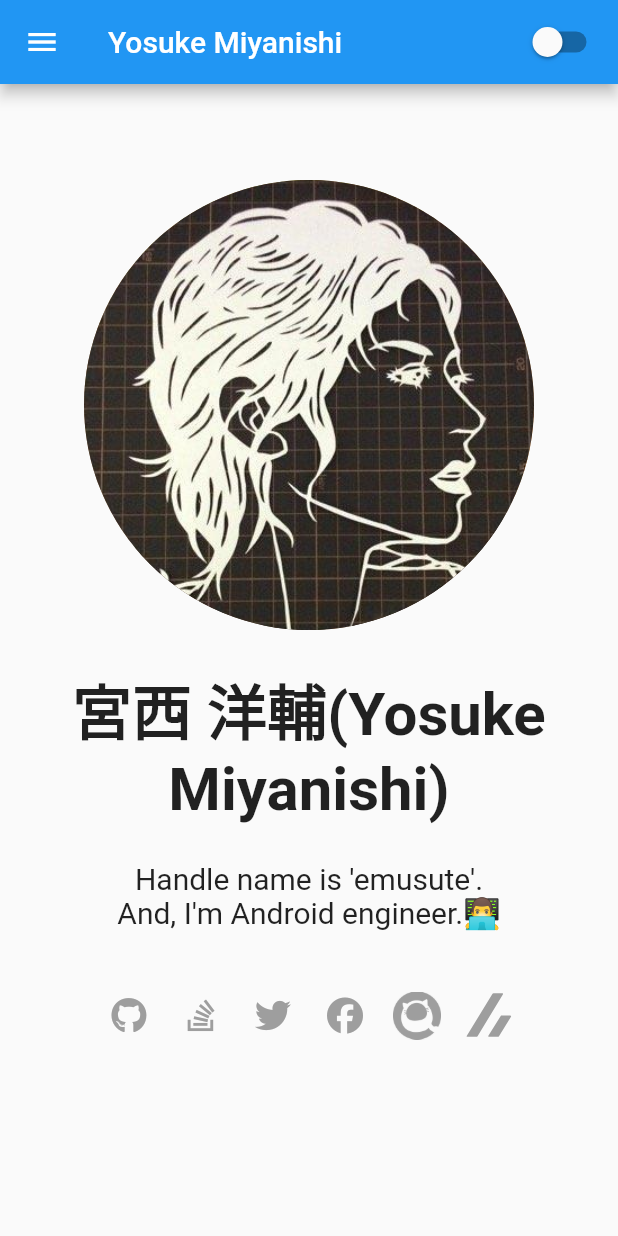
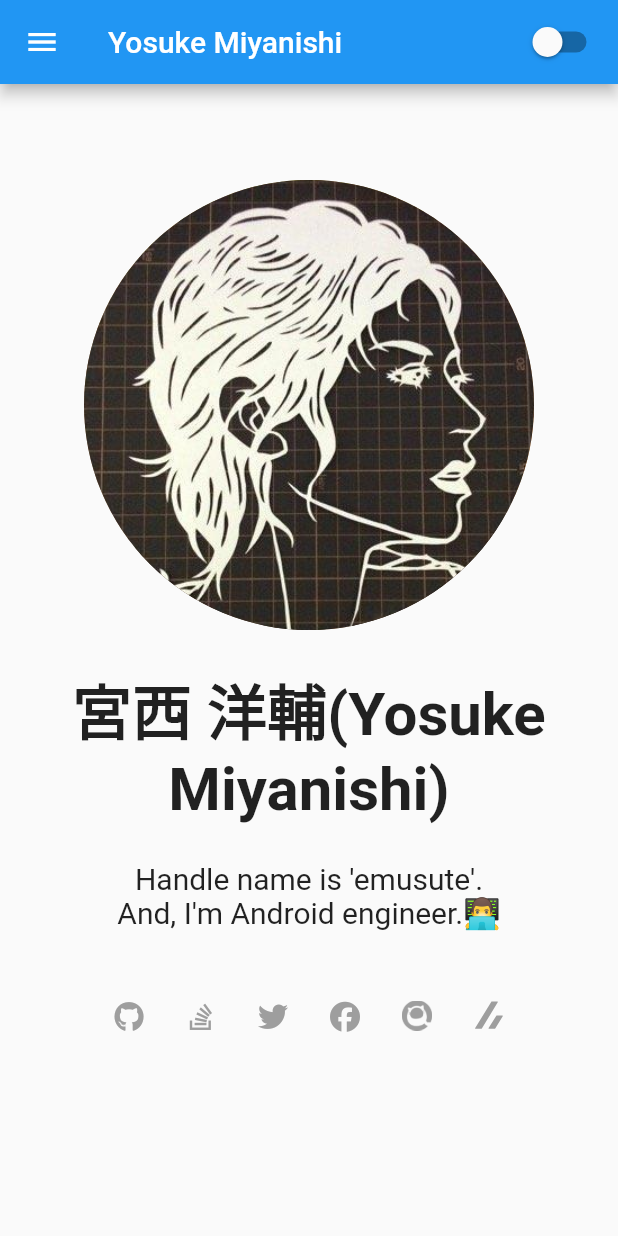
Before and after one commit to emusute1212/mypage, a Flutter app: the screen it shows after launch, on a phone screen of 412 x 824 dp. Run offline on Flutter 3.47's test engine with Material 2 defaults, Android fonts, the phone set to English and light mode, and no system bars; our stand-ins replace firebase_analytics, firebase_core, flutter_hooks, flutter_svg, font_awesome_flutter, freezed_annotation and 1 more; accounts and stored records are empty; statements that could not run were skipped.

Commit message:
chore: アイコンはサイズを指定できるようにした

```diff
--- a/lib/ui/home/component/contact_service_component.dart
+++ b/lib/ui/home/component/contact_service_component.dart
@@ -24,7 +24,7 @@ class ContactServiceComponent extends HookConsumerWidget {
       onEnter: (_) => isHover.value = true,
       onExit: (_) => isHover.value = false,
       child: IconButton(
-        icon: _getFontAwesomeIcon(contactService.service, isHover.value),
+        icon: _getFontAwesomeIcon(contactService.service, 20, isHover.value),
         onPressed: () {
           FirebaseAnalyticsUtils.withSendAnalytics(
               "other_content", contactService.service.name, () {
@@ -35,37 +35,44 @@ class ContactServiceComponent extends HookConsumerWidget {
     );
   }
 
-  Widget _getFontAwesomeIcon(ContactService service, bool isHover) {
+  Widget _getFontAwesomeIcon(
+      ContactService service, double size, bool isHover) {
     switch (service) {
       case ContactService.twitter:
         return FaIcon(
           FontAwesomeIcons.twitter,
           color: isHover ? Colors.blue : Colors.grey,
+          size: size,
         );
       case ContactService.facebook:
         return FaIcon(
           FontAwesomeIcons.facebook,
           color: isHover ? Colors.blueAccent : Colors.grey,
+          size: size,
         );
       case ContactService.github:
         return FaIcon(
           FontAwesomeIcons.github,
           color: isHover ? Colors.black : Colors.grey,
+          size: size,
         );
       case ContactService.qiita:
         return Image.asset(
           "images/service_favicon/qiita.png",
           color: isHover ? Colors.green : Colors.grey,
+          width: size,
         );
       case ContactService.stackoverflow:
         return FaIcon(
           FontAwesomeIcons.stackOverflow,
           color: isHover ? Colors.orange : Colors.grey,
+          size: size,
         );
       case ContactService.zenn:
         return SvgPicture.asset(
           "images/service_favicon/zenn.svg",
           color: isHover ? Colors.lightBlue : Colors.grey,
+          width: size,
         );
     }
   }
```
